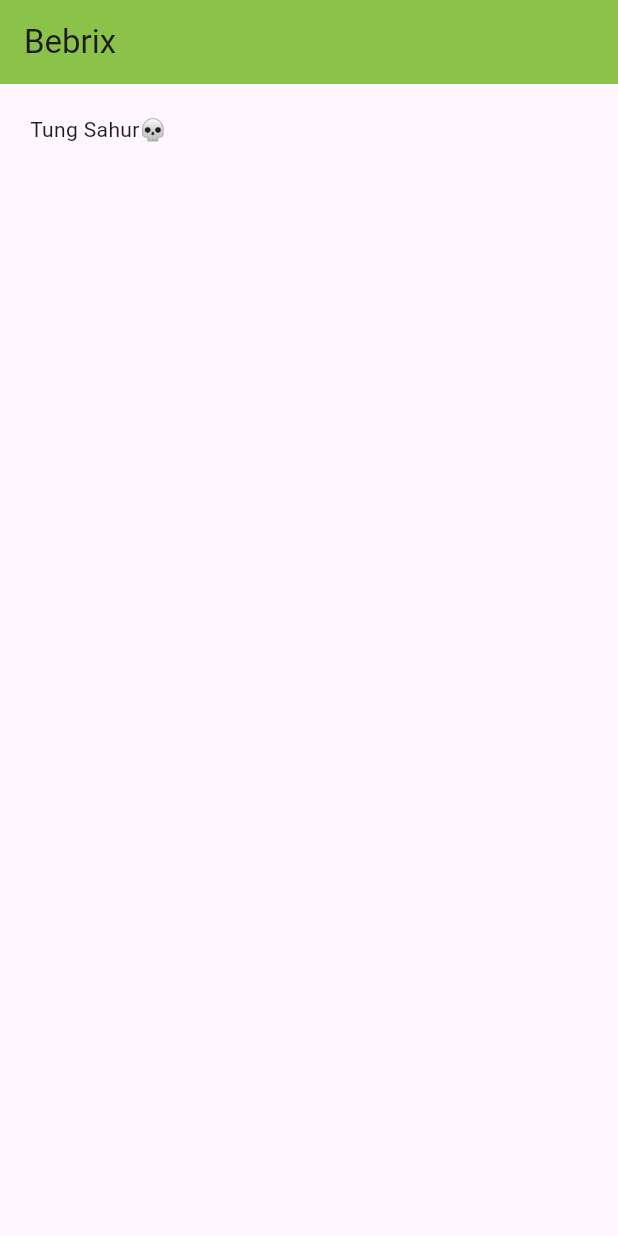
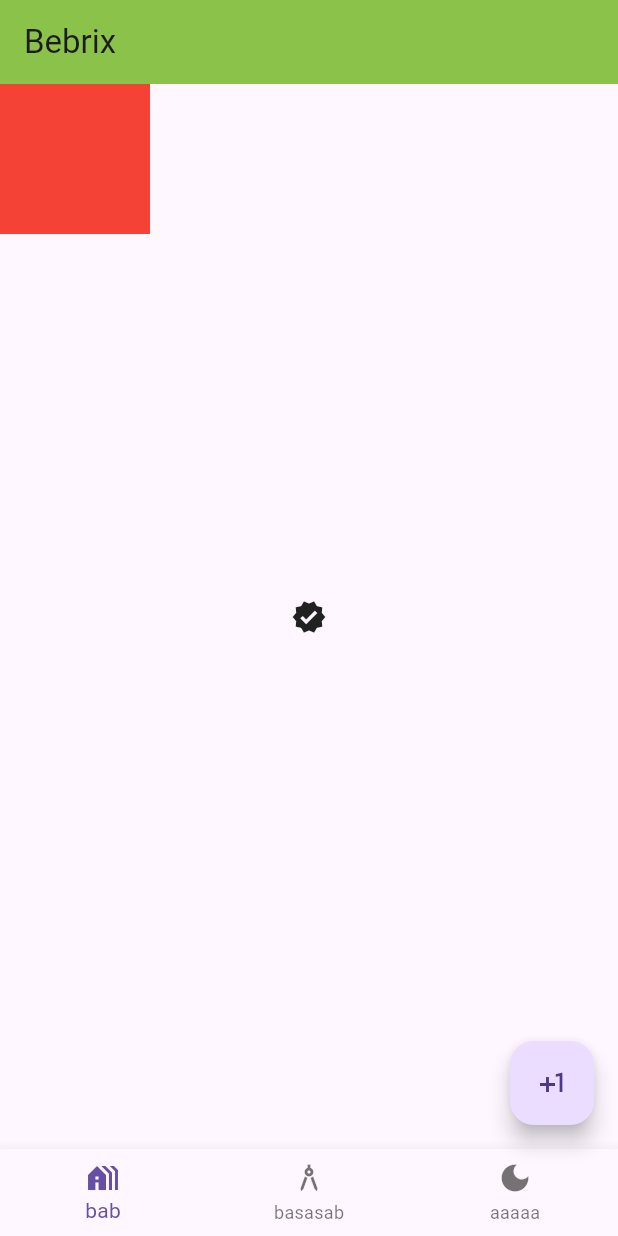
Before and after one commit to CodataWanter/flutter-crash-course, a Flutter app: the screen it shows after launch, on a phone screen of 412 x 824 dp. Run offline on Flutter 3.47's test engine with Material 3 defaults, Android fonts, the phone set to English and light mode, and no system bars.

Commit message:
more than a half of tutor

```diff
--- a/lib/main.dart
+++ b/lib/main.dart
@@ -15,10 +15,46 @@ class MyApp extends StatelessWidget {
           backgroundColor: Colors.lightGreen,
           title: const Text('Bebrix'),
         ),
-        body: Container(
-          child: const Text('Tung Sahur💀'),
-          margin: EdgeInsets.all(10),
-          padding: EdgeInsets.all(10),
+        // body: Container(
+        //   child: const Text('Tung Sahur💀'),
+        //   margin: EdgeInsets.all(10),
+        //   padding: EdgeInsets.all(10),
+        // ),
+        //
+        // body: Row(
+        //   mainAxisAlignment: MainAxisAlignment.center,
+        //   crossAxisAlignment: CrossAxisAlignment.end,
+        //   children: const [
+        //     Expanded(flex: 1, child: Icon(Icons.abc)),
+        //     Icon(Icons.add_alarm_outlined),
+        //     Icon(Icons.add_call),
+        //   ],
+        // ),
+        body: Stack(
+          children: [
+            Container(color: Colors.red, height: 100, width: 100),
+            Align(alignment: Alignment.center, child: Icon(Icons.verified)),
+          ],
+        ),
+        floatingActionButton: FloatingActionButton(
+          child: Icon(Icons.plus_one),
+          onPressed: () {},
+        ),
+        bottomNavigationBar: BottomNavigationBar(
+          items: const [
+            BottomNavigationBarItem(
+              icon: Icon(Icons.holiday_village),
+              label: 'bab',
+            ),
+            BottomNavigationBarItem(
+              icon: Icon(Icons.architecture),
+              label: 'basasab',
+            ),
+            BottomNavigationBarItem(
+              icon: Icon(Icons.dark_mode),
+              label: 'aaaaa',
+            ),
+          ],
         ),
       ),
     );
```
